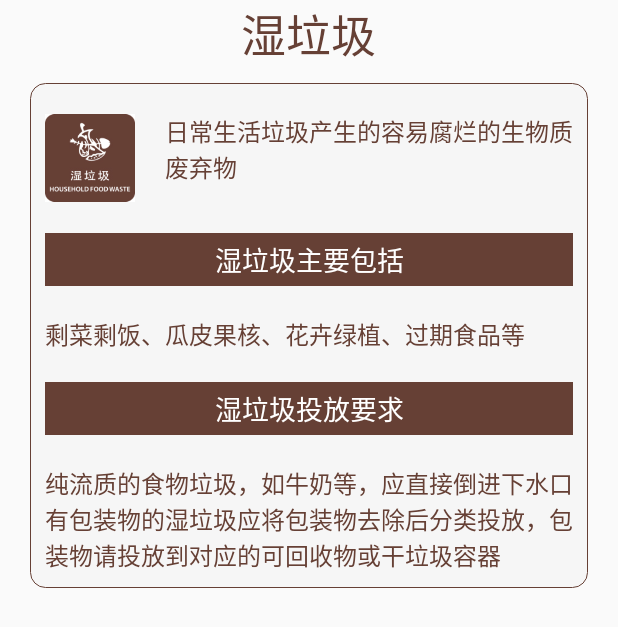
After one commit to riskycheng/GoRubbish, an Android app: the layout result_share.xml on its own in the app's theme, with its tools: preview values and no code run, on a phone screen of 412 x 824 dp. The commit adds this screen. Shown: the top 627 px of the screen. Run offline under Robolectric (Android 15) with nearby library versions, the phone set to English and light mode, and no system bars.

Commit message:
add the share function

```diff
--- /dev/null
+++ b/app/src/main/res/layout/result_share.xml
@@ -0,0 +1,102 @@
+<?xml version="1.0" encoding="utf-8"?>
+<LinearLayout
+        xmlns:android="http://schemas.android.com/apk/res/android"
+        xmlns:tools="http://schemas.android.com/tools"
+        android:layout_width="match_parent"
+        android:layout_height="match_parent"
+        android:orientation="vertical"
+        tools:context=".HomeActivity">
+
+    <TextView
+            android:id="@+id/result_rubbish_category"
+            android:layout_width="wrap_content"
+            android:layout_height="wrap_content"
+            android:text="@string/rubbish_wet_name"
+            android:textColor="@color/rubbish_wet_color"
+            android:textSize="30dp"
+            android:layout_gravity="center_horizontal"/>
+
+
+    <LinearLayout
+            android:layout_marginTop="10dp"
+            android:layout_marginLeft="20dp"
+            android:layout_marginEnd="20dp"
+            android:layout_marginStart="20dp"
+            android:background="@drawable/shape_result_circle_border_large_raduis"
+            android:layout_width="match_parent"
+            android:layout_height="wrap_content"
+            android:orientation="vertical">
+
+
+        <LinearLayout
+                android:layout_marginTop="10dp"
+                android:layout_gravity="center_horizontal"
+                android:layout_width="wrap_content"
+                android:layout_height="wrap_content"
+                android:orientation="horizontal">
+
+            <ImageView
+                    android:id="@+id/result_rubbish_image"
+                    android:layout_width="60dp"
+                    android:layout_height="60dp"
+                    android:src="@drawable/icon_wet"/>
+
+            <TextView
+                    android:id="@+id/result_rubbish_description"
+                    android:textSize="16sp"
+                    android:layout_marginStart="20dp"
+                    android:layout_marginLeft="20dp"
+                    android:layout_width="wrap_content"
+                    android:layout_height="wrap_content"
+                    android:text="@string/rubbish_wet_descriptions"
+                    android:textColor="@color/rubbish_wet_color"/>
+
+        </LinearLayout>
+
+
+        <TextView
+                android:id="@+id/result_rubbish_contain_title"
+                android:layout_marginTop="20dp"
+                android:layout_width="match_parent"
+                android:layout_height="wrap_content"
+                android:text="@string/rubbish_wet_contains_title"
+                android:background="@color/rubbish_wet_color"
+                android:textColor="@color/white"
+                android:textSize="18sp"
+                android:padding="4dp"
+                android:gravity="center_horizontal"/>
+
+        <TextView
+                android:id="@+id/result_rubbish_contain_content"
+                android:layout_marginTop="20dp"
+                android:textSize="16sp"
+                android:layout_width="wrap_content"
+                android:layout_height="wrap_content"
+                android:text="@string/rubbish_wet_contains_content"
+                android:textColor="@color/rubbish_wet_color"/>
+
+        <TextView
+                android:id="@+id/result_rubbish_categorize_title"
+                android:layout_marginTop="20dp"
+                android:layout_width="match_parent"
+                android:layout_height="wrap_content"
+                android:text="@string/rubbish_wet_categorize_title"
+                android:background="@color/rubbish_wet_color"
+                android:textColor="@color/white"
+                android:textSize="18sp"
+                android:padding="4dp"
+                android:gravity="center_horizontal"/>
+
+        <TextView
+                android:id="@+id/result_rubbish_categorize_content"
+                android:layout_marginTop="20dp"
+                android:textSize="16sp"
+                android:layout_width="wrap_content"
+                android:layout_height="wrap_content"
+                android:text="@string/rubbish_wet_categorize_content"
+                android:textColor="@color/rubbish_wet_color"/>
+
+    </LinearLayout>
+
+
+</LinearLayout>
--- a/app/src/main/res/values/strings.xml
+++ b/app/src/main/res/values/strings.xml
@@ -55,5 +55,8 @@
     <string name="demo_description_2">个人混合投放垃圾，今后最高可罚200元，\n单位混装混运，最高可罚5万元！</string>
     <string name="demo_description_3">餐饮外卖不能主动提供一次性餐具，大家快一起来学习垃圾分类知识，避免不小心被罚款哦~</string>
 
+    <string name="app_title">垃圾分类手册</string>
+    <string name="app_description">垃圾分类，从我做起，让城市更美好！</string>
+
     <string name="rubbish_copyright">数据来源@上海公共信息发布平台2019</string>
 </resources>
```
Also changed, not shown: app/src/main/java/com/fatfish/chengjian/gorubbish/HomeActivity.java (+55 -0 lines), app/src/main/java/com/fatfish/chengjian/gorubbish/ShareView.java (added, +155 -0 lines), app/src/main/res/layout/activity_share.xml (added, +153 -0 lines).
